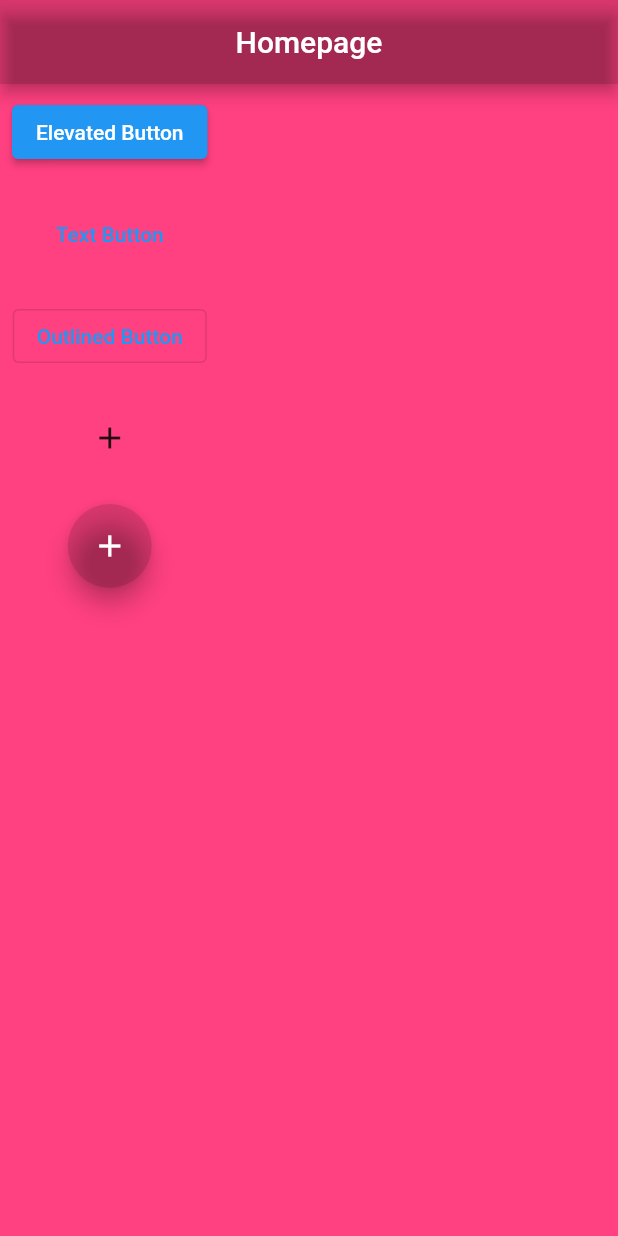
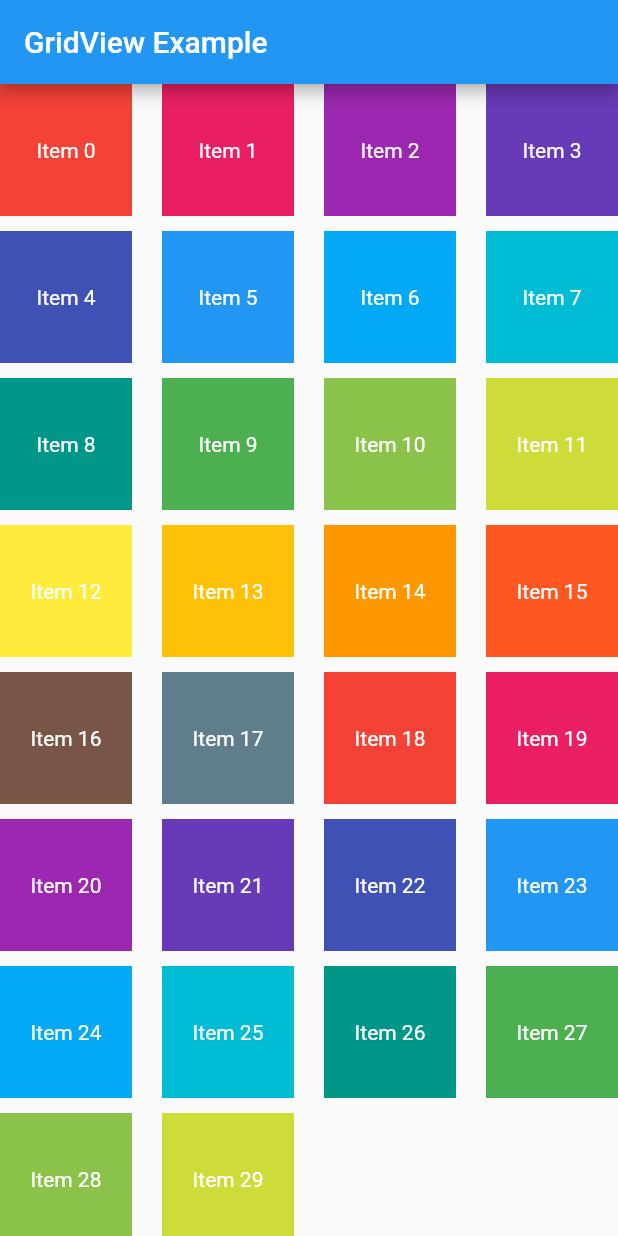
Before and after one commit to ShRudra88/flutter_ostad_prv_p, a Flutter app: the screen it shows after launch, on a phone screen of 412 x 824 dp. Run offline on Flutter 3.47's test engine with Material 2 defaults, Android fonts, the light colour scheme and no system bars.

Commit message:
gridview

```diff
--- a/lib/main.dart
+++ b/lib/main.dart
@@ -1,110 +1,44 @@
 import 'package:flutter/material.dart';
 
-void main() => runApp(const MyApp());
+void main() {
+  runApp(MyApp());
+}
 
 class MyApp extends StatelessWidget {
-  const MyApp({Key? key}) : super(key: key);
-
   @override
   Widget build(BuildContext context) {
-    return const MaterialApp(
-      debugShowCheckedModeBanner: false,
-      home: HomePage(),
+    return MaterialApp(
+      home: MyGridView(),
     );
   }
 }
 
-class HomePage extends StatefulWidget {
-  const HomePage({Key? key}) : super(key: key);
-
-  @override
-  _HomePageState createState() => _HomePageState();
-}
-
-class _HomePageState extends State<HomePage> {
+class MyGridView extends StatelessWidget {
   @override
   Widget build(BuildContext context) {
     return Scaffold(
       appBar: AppBar(
-        centerTitle: true,
-        title:  Text("Homepage"),
-        backgroundColor: Colors.black12,
+        title: Text('GridView Example'),
       ),
-      backgroundColor: Colors.pinkAccent,
-      body: Padding(
-        padding: const EdgeInsets.all(8.0),
-        child: Column(
-          children: [
-            ElevatedButton(
-              onPressed: () {
-                // Your action here
-              },
-              child: Text('Elevated Button'),
+      body: GridView.builder(
+        gridDelegate: SliverGridDelegateWithFixedCrossAxisCount(
+          crossAxisCount: 4, // Number of columns
+          crossAxisSpacing: 20.0, // Spacing between columns
+          mainAxisSpacing: 10.0, // Spacing between rows
+        ),
+        itemCount: 30, // Number of grid items
+        itemBuilder: (BuildContext context, int index) {
+          return Container(
+            color: Colors.primaries[index % Colors.primaries.length],
+            child: Center(
+              child: Text(
+                'Item $index',
+                style: TextStyle(color: Colors.white),
+              ),
             ),
-            SizedBox(height: 20),
-            TextButton(
-              onPressed: () {
-                // Your action here
-              },
-              child: Text('Text Button'),
-            ),
-            SizedBox(height: 20),
-            OutlinedButton(
-              onPressed: () {
-                // Your action here
-              },
-              child: Text('Outlined Button'),
-            ),
-            SizedBox(height: 20),
-            IconButton(
-              onPressed: () {
-                // Your action here
-              },
-              icon: Icon(Icons.add),
-            ),
-            SizedBox(height: 20),
-            FloatingActionButton(
-              onPressed: () {
-              },
-              child: Icon(Icons.add),
-              backgroundColor: Colors.black12,
-            )
-            /* DropdownButton<String>(
-              items: <String>['Option 1', 'Option 2', 'Option 3']
-                  .map<DropdownMenuItem<String>>((String value) {
-                return DropdownMenuItem<String>(
-                  value: value,
-                  child: Text(value),
-                );
-              }).toList(),
-              onChanged: (String newValue) {
-                // Handle dropdown selection
-              },
-            )
-
-            Radio(
-              value: selectedValue,
-              groupValue: groupValue,
-              onChanged: (value) {
-                setState(() {
-                  groupValue = value;
-                });
-              },
-            )
-
-            Switch(
-              value: isSwitched,
-              onChanged: (value) {
-                setState(() {
-                  isSwitched = value;
-                });
-              },
-            )
-            */
-
-          ],
-        ),
-      )
-      );
+          );
+        },
+      ),
+    );
   }
 }
```
